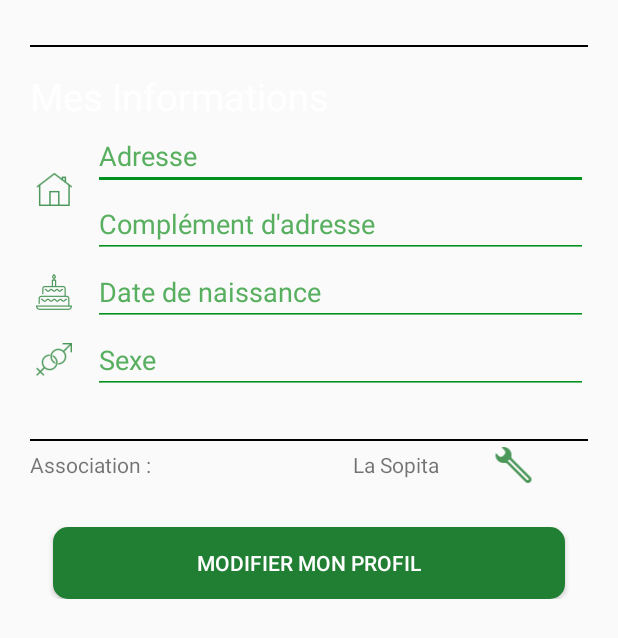
After one commit to R0ma1nG/PLD-SMART, an Android app: the layout activity_profile.xml on its own in the app's theme, with its tools: preview values and no code run, on a phone screen of 412 x 824 dp. The commit adds this screen. Shown: the top 638 px of the screen. Run offline under Robolectric (Android 15) with nearby library versions, the phone set to English and light mode, and no system bars.

Commit message:
Fenetre Profil

```diff
--- /dev/null
+++ b/android/app/src/main/java/com/h4413/recyclyon/ProfileActivity.java
@@ -0,0 +1,13 @@
+package com.h4413.recyclyon;
+
+import android.support.v7.app.AppCompatActivity;
+import android.os.Bundle;
+
+public class ProfileActivity extends AppCompatActivity {
+
+    @Override
+    protected void onCreate(Bundle savedInstanceState) {
+        super.onCreate(savedInstanceState);
+        setContentView(R.layout.activity_profile);
+    }
+}
--- /dev/null
+++ b/android/app/src/main/res/layout/activity_profile.xml
@@ -0,0 +1,148 @@
+<?xml version="1.0" encoding="utf-8"?>
+<android.support.constraint.ConstraintLayout xmlns:android="http://schemas.android.com/apk/res/android"
+    xmlns:app="http://schemas.android.com/apk/res-auto"
+    xmlns:tools="http://schemas.android.com/tools"
+    android:layout_width="match_parent"
+    android:layout_height="match_parent"
+    android:layout_marginLeft="20dp"
+    android:layout_marginRight="20dp"
+    android:layout_marginTop="30dp"
+    tools:context="com.h4413.recyclyon.ProfileActivity">
+
+    <LinearLayout
+        android:layout_width="match_parent"
+        android:layout_height="wrap_content"
+        android:layout_weight="1"
+        android:orientation="vertical">
+
+        <View
+            style="@style/LineTheme"
+            android:layout_marginBottom="15dp" />
+
+        <TextView
+            style="@style/TitleFontTheme"
+            android:layout_width="match_parent"
+            android:layout_height="wrap_content"
+            android:gravity="left"
+            android:text="Mes Informations" />
+
+        <LinearLayout
+            android:id="@+id/profile_activity_optional_information_layout"
+            android:layout_width="match_parent"
+            android:layout_height="wrap_content">
+
+            <ImageView
+                android:id="@+id/inscription_adress_img"
+                android:layout_width="wrap_content"
+                android:layout_height="match_parent"
+                android:layout_marginEnd="10dp"
+                android:src="@drawable/inscription_adress" />
+
+            <LinearLayout
+                android:id="@+id/profile_activity_adress_layout"
+                android:layout_width="match_parent"
+                android:layout_height="wrap_content"
+                android:orientation="vertical">
+
+                <EditText
+                    android:id="@+id/profile_activity_adress_input"
+                    style="@style/EditTextTheme"
+                    android:hint="Adresse" />
+
+                <EditText
+                    android:id="@+id/profile_activity_optional_adress_input"
+                    style="@style/EditTextTheme"
+                    android:hint="Complément d'adresse" />
+            </LinearLayout>
+
+        </LinearLayout>
+
+        <LinearLayout
+            android:id="@+id/profile_activity_date_layout"
+            android:layout_width="match_parent"
+            android:layout_height="wrap_content">
+
+            <ImageView
+                android:id="@+id/profile_activity_date_img"
+                android:layout_width="wrap_content"
+                android:layout_height="match_parent"
+                android:layout_marginEnd="10dp"
+                android:src="@drawable/inscription_birthday" />
+
+            <EditText
+                android:id="@+id/profile_activity_date_input"
+                style="@style/EditTextTheme"
+                android:hint="Date de naissance"
+                android:inputType="date" />
+
+        </LinearLayout>
+
+        <LinearLayout
+            android:id="@+id/profile_activity_gender_layout"
+            android:layout_width="match_parent"
+            android:layout_height="wrap_content"
+            android:layout_marginBottom="30dp">
+
+            <ImageView
+                android:id="@+id/profile_activity_gender_img"
+                android:layout_width="wrap_content"
+                android:layout_height="match_parent"
+                android:layout_marginEnd="10dp"
+                android:src="@drawable/inscription_gender" />
+
+            <EditText
+                android:id="@+id/profile_activity_gender_input"
+                style="@style/EditTextTheme"
+                android:hint="Sexe"
+                android:inputType="date" />
+
+        </LinearLayout>
+
+
+        <View
+            style="@style/LineTheme"
+            android:paddingTop="30dp" />
+
+        <LinearLayout
+            android:layout_width="match_parent"
+            android:layout_height="match_parent"
+            android:orientation="horizontal">
+
+            <TextView
+                android:id="@+id/profile_activity_text_association"
+                android:layout_width="wrap_content"
+                android:layout_height="match_parent"
+                android:layout_weight="1"
+                android:gravity="center_vertical"
+                android:text="Association :" />
+
+            <TextView
+                android:id="@+id/profile_activity_text_chosen_association"
+                android:layout_width="wrap_content"
+                android:layout_height="match_parent"
+                android:layout_weight="1"
+                android:gravity="right|center_vertical"
+                android:text="La Sopita" />
+
+            <ImageView
+                android:id="@+id/imageView"
+                android:layout_width="wrap_content"
+                android:layout_height="wrap_content"
+                android:layout_weight="1"
+                app:srcCompat="@drawable/profile_modification" />
+        </LinearLayout>
+
+        <Button
+            android:id="@+id/profile_activity_modification_btn"
+            style="@style/ButtonTheme"
+            android:layout_width="match_parent"
+            android:layout_height="wrap_content"
+            android:layout_marginEnd="15dp"
+            android:layout_marginStart="15dp"
+            android:layout_marginTop="25dp"
+            android:text="@string/changeProfile" />
+    </LinearLayout>
+
+
+
+</android.support.constraint.ConstraintLayout>
--- a/android/app/src/main/res/values/strings.xml
+++ b/android/app/src/main/res/values/strings.xml
@@ -16,4 +16,6 @@
 
     <string name="forgotPwdHelpString">Vous avez oublié votre mot de passe ?\nEntrez votre mail pour recevoir un nouveau mot de passe.</string>
     <string name="forgotPwdSubmit">Envoi</string>
+
+    <string name="changeProfile">Modifier mon profil</string>
 </resources>
--- a/android/app/src/main/res/values/styles.xml
+++ b/android/app/src/main/res/values/styles.xml
@@ -7,6 +7,24 @@
         <item name="colorPrimaryDark">@color/secondaryColor</item>
         <item name="colorAccent">@color/primaryDarkColor</item>
     </style>
+
+
+    <!--Horizontal line style -->
+    <style name="LineTheme">
+        <item name="android:layout_width">match_parent</item>
+        <item name="android:layout_height">1dp</item>
+        <item name="android:background">@color/primaryTextColor</item>
+    </style>
+
+    <!--InputText style -->
+    <style name="EditTextTheme">
+        <item name="android:layout_width">match_parent</item>
+        <item name="android:layout_height">wrap_content</item>
+        <item name="android:backgroundTint">@color/primaryDarkColor</item>
+        <item name="android:textColor">@color/primaryDarkColor</item>
+        <item name="android:textColorHint">@color/secondaryLightColor</item>
+    </style>
+
 
     <!-- Button style -->
     <style name="ButtonTheme" parent="Widget.AppCompat.Button.Colored">
```
Also changed, not shown: android/app/src/main/res/drawable-hdpi/inscription_adress.png (added), android/app/src/main/res/drawable-hdpi/inscription_birthday.png (added), android/app/src/main/res/drawable-hdpi/inscription_gender.png (added), android/app/src/main/res/drawable-hdpi/profile_modification.png (added), android/app/src/main/res/drawable-mdpi/inscription_adress.png (added), android/app/src/main/res/drawable-mdpi/inscription_birthday.png (added), android/app/src/main/res/drawable-mdpi/inscription_gender.png (added), android/app/src/main/res/drawable-mdpi/profile_modification.png (added), android/app/src/main/res/drawable-xhdpi/inscription_adress.png (added), android/app/src/main/res/drawable-xhdpi/inscription_birthday.png (added), android/app/src/main/res/drawable-xhdpi/inscription_gender.png (added), android/app/src/main/res/drawable-xhdpi/profile_modification.png (added), android/app/src/main/res/drawable-xxhdpi/inscription_adress.png (added), android/app/src/main/res/drawable-xxhdpi/inscription_birthday.png (added), 2 more files.
